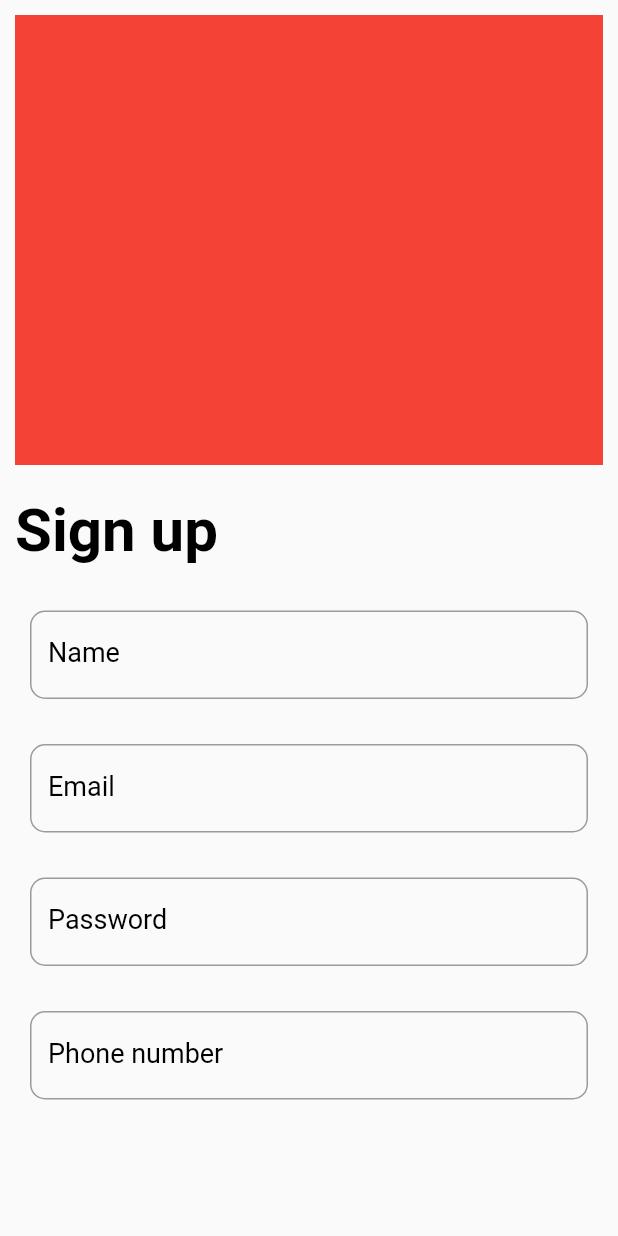
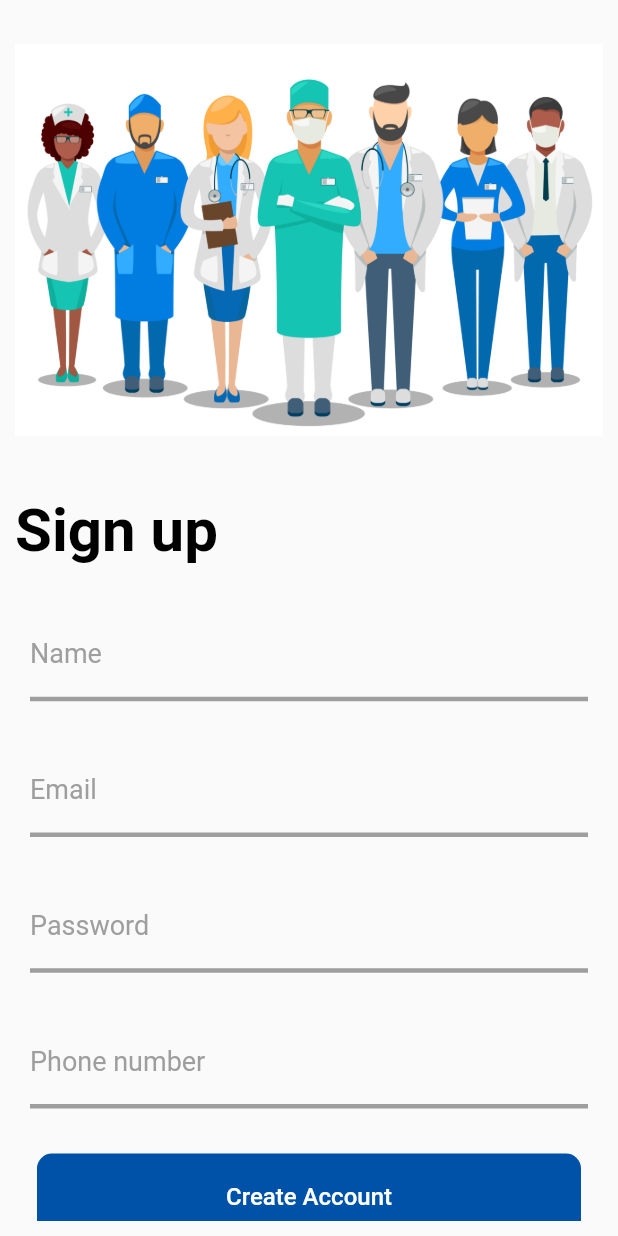
Before and after one commit to El3aQeeD/clinic_app, a Flutter app: the screen it shows after launch, on a phone screen of 412 x 824 dp. Run offline on Flutter 3.47's test engine with Material 2 defaults, Android fonts, the phone set to English and light mode, and no system bars.

Commit message:
maybe the last update for signUp view

```diff
--- a/lib/shared/custom_text_field.dart
+++ b/lib/shared/custom_text_field.dart
@@ -1,30 +1,24 @@
+import 'package:clinic_app/constnats/my_colors.dart';
 import 'package:flutter/material.dart';
-Widget customTextFiled({required String hintText,required Widget label,required TextEditingController textcontroller}){
+Widget customTextFiled({required String hintText,required Widget label,required TextEditingController textcontroller ,required String? validatorFunc(dynamic)?  }){
 
   return TextFormField(
-    style: TextStyle(color: Colors.black),
-    validator: (val){
-      if(val!.length<4 && val!.isNotEmpty)
-      {
-        return "Input less than 4 character";
-      }
-      if(val!.isEmpty){
-        return "Input can not be empty";
-      }
-    } ,
+    style: const TextStyle(color: Colors.black),
+    validator: validatorFunc ,
     controller: textcontroller ,
     decoration: InputDecoration(
       label: label,
-      labelStyle: TextStyle(fontSize: 18,color: Colors.black),
+      labelStyle: const TextStyle(fontSize: 18,color: Colors.black),
       hintText: hintText,
-      hintStyle: TextStyle(color: Colors.black),
-      focusedBorder: OutlineInputBorder(
-        borderSide: const BorderSide(color: Colors.lightBlue, width: 3.0),
-        borderRadius: BorderRadius.all(Radius.circular(10)),
+      hintStyle: const TextStyle(color: Colors.grey),
+
+      border: const UnderlineInputBorder(
+        borderSide: BorderSide(
+            width: 3, color: MyColors.darkBlue),
       ),
-      border: OutlineInputBorder(
-          borderRadius: BorderRadius.all(Radius.circular(10)),
-          borderSide: BorderSide(color: Colors.red,width: 10)
+      enabledBorder: const UnderlineInputBorder(
+        borderSide: BorderSide(
+            width: 3, color: Colors.grey),
       ),
     ),
   );
--- a/lib/views/signUp_view.dart
+++ b/lib/views/signUp_view.dart
@@ -1,19 +1,25 @@
+import 'package:clinic_app/constnats/my_colors.dart';
 import 'package:clinic_app/shared/custom_text_field.dart';
 import 'package:flutter/material.dart';
 
 class SignUp extends StatelessWidget {
 
-  GlobalKey<FormState> formstate=GlobalKey<FormState>();
+  GlobalKey<FormState> formStateName=GlobalKey<FormState>();
+  GlobalKey<FormState> formStateEmail=GlobalKey<FormState>();
+  GlobalKey<FormState> formStatePhone=GlobalKey<FormState>();
+  GlobalKey<FormState> formStatePassword=GlobalKey<FormState>();
+
   TextEditingController nameController=TextEditingController();
   TextEditingController emailController=TextEditingController();
   TextEditingController passwordController=TextEditingController();
   TextEditingController phoneNumberController = TextEditingController();
 
   Widget imageSection(){
-    return Container(
+    return  SizedBox(
       width: double.infinity,
       height: 300,
-      color: Colors.red,
+      //color: Colors.red,
+      child: Image.asset("images/doctors.jpg"),
     );
   }
 
@@ -25,28 +31,134 @@ class SignUp extends StatelessWidget {
     );
   }
 
-  Widget formSection(){
+  Widget formName(){
     return Form(
-        key: formstate,
-        child: Column(
-          children: [
+        key: formStateName,
+        child:
             Padding(
               padding: const EdgeInsets.only(left: 10,right: 10,top: 10,bottom: 20),
-              child: customTextFiled(hintText:"Enter your Name" , label: const Text("Name",style: TextStyle(color: Colors.black),), textcontroller: nameController ),
+              child: customTextFiled(hintText:"Enter your Name" , label: const Text("Name",style: TextStyle(color: Colors.grey),), textcontroller: nameController, validatorFunc: (dynamic) {
+
+                 String val = nameController.text;
+
+                  if(val.length<4 && val.isNotEmpty)
+                  {
+                    return "Input less than 4 character";
+                  }
+                  if(val.isEmpty){
+                    return "Input can not be empty";
+                  }
+
+              } ),
             ),
+    );
+  }
+
+  Widget formEmail(){
+    return Form(
+        key: formStateEmail,
+        child:
             Padding(
               padding: const EdgeInsets.only(left: 10,right: 10,top: 10,bottom: 20),
-              child: customTextFiled(hintText:"Enter your Email" , label: const Text("Email",style: TextStyle(color: Colors.black),), textcontroller: emailController ),
+              child: customTextFiled(hintText:"Enter your Email" , label: const Text("Email",style: TextStyle(color: Colors.grey),), textcontroller: emailController, validatorFunc: (dynamic) {
+                String val = emailController.text;
+                if(!val.contains("@"))
+                  {
+                    return "Input must be like @gmail , yahoo";
+                  }
+                if(val.length<4 && val.isNotEmpty)
+                {
+                  return "Input less than 4 character";
+                }
+                if(val.isEmpty){
+                  return "Input can not be empty";
+                }
+              } ),
             ),
-            Padding(
-              padding: const EdgeInsets.only(left: 10,right: 10,top: 10,bottom: 20),
-              child: customTextFiled(hintText:"Enter your password" , label: const Text("Password",style: TextStyle(color: Colors.black),), textcontroller: passwordController ),
-            ),
-            Padding(
-              padding: const EdgeInsets.only(left: 10,right: 10,top: 10,bottom: 20),
-              child: customTextFiled(hintText:"Enter your phone Number" , label: const Text("Phone number",style: TextStyle(color: Colors.black),), textcontroller: phoneNumberController ),
-            ),
-          ],)
+    );
+  }
+
+  Widget formPassword(){
+    return Form(
+      key: formStatePassword,
+      child: Padding(
+        padding: const EdgeInsets.only(left: 10,right: 10,top: 10,bottom: 20),
+        child: customTextFiled(hintText:"Enter your password" , label: const Text("Password",style: TextStyle(color: Colors.grey),), textcontroller: passwordController, validatorFunc: (dynamic) {
+          String val = passwordController.text;
+
+          if(val.length<4 && val.isNotEmpty)
+          {
+            return "Input less than 4 character";
+          }
+          if(val.isEmpty){
+            return "Input can not be empty";
+          }
+        } ),
+      ),
+
+    );
+  }
+
+  Widget formPhone(){
+    return Form(
+      key: formStatePhone,
+      child:
+      Padding(
+        padding: const EdgeInsets.only(left: 10,right: 10,top: 10,bottom: 20),
+        child: customTextFiled(hintText:"Enter your phone Number" , label: const Text("Phone number",style: TextStyle(color: Colors.grey),), textcontroller: phoneNumberController, validatorFunc: (dynamic) {
+          String val = phoneNumberController.text;
+
+          if(val.length<11 && val.isNotEmpty)
+          {
+            return "Input must be not less 11 number";
+          }
+          if(val.isEmpty){
+            return "Input can not be empty";
+          }
+        } ),
+      ),
+    );
+  }
+
+  Widget button(){
+    return Center(
+      child: Container(
+        decoration: const BoxDecoration(
+          borderRadius: BorderRadius.all(Radius.circular(10)),
+          color: MyColors.darkBlue,
+        ),
+        child: Padding(
+          padding: const EdgeInsets.symmetric(horizontal: 110,vertical: 5),
+          child: MaterialButton(onPressed: (){
+            if(formStateName.currentState!.validate()
+             &&formStateEmail.currentState!.validate()
+                &&formStatePassword.currentState!.validate()
+                &&formStatePhone.currentState!.validate()
+            )
+            {
+              print("innnnnn");
+            }
+            else
+            {
+              print("error");
+            }
+          },
+            child: const Text("Create Account",style: TextStyle(color: Colors.white,fontSize: 16,)),
+          ),
+        ),
+      ),
+    );
+  }
+
+  Widget footerText(){
+    return  Row(
+        mainAxisAlignment: MainAxisAlignment.center,
+        children: const [
+          Text("Joined us before?" , style: TextStyle(color: Colors.grey),),
+          SizedBox(width: 8,),
+          Text("Login", style: TextStyle(color: MyColors.darkBlue),)
+        ],
+
     );
   }
 
@@ -56,6 +168,7 @@ class SignUp extends StatelessWidget {
       body: Padding(
         padding: const EdgeInsets.all(10.0),
         child: SingleChildScrollView(
+          physics: const BouncingScrollPhysics(),
           child:SafeArea(
             child:Column(
               crossAxisAlignment: CrossAxisAlignment.start,
@@ -68,9 +181,18 @@ class SignUp extends StatelessWidget {
                 const SizedBox(
                   height: 20,
                 ),
-                formSection(),
-
-
+                formName(),
+                formEmail(),
+                formPassword(),
+                formPhone(),
+                const SizedBox(
+                  height: 10,
+                ),
+                button(),
+                const SizedBox(
+                  height: 15,
+                ),
+                footerText(),
 
               ],
             ) ,
```
